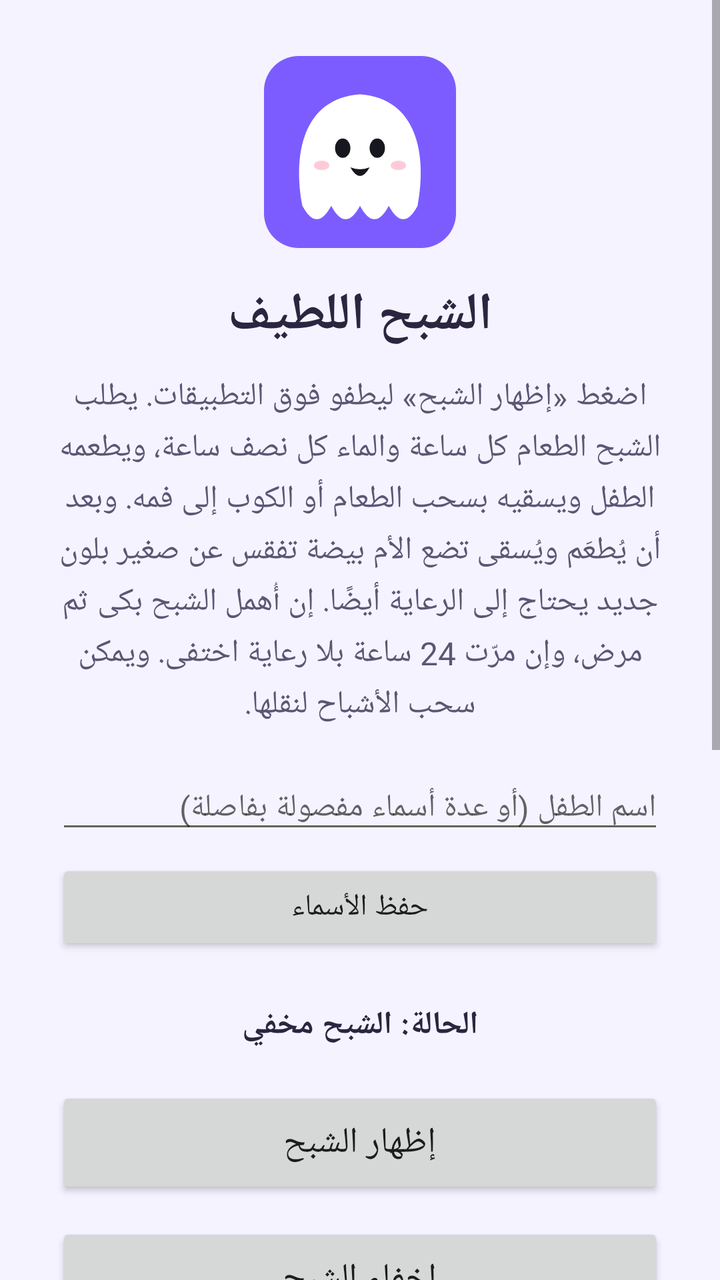
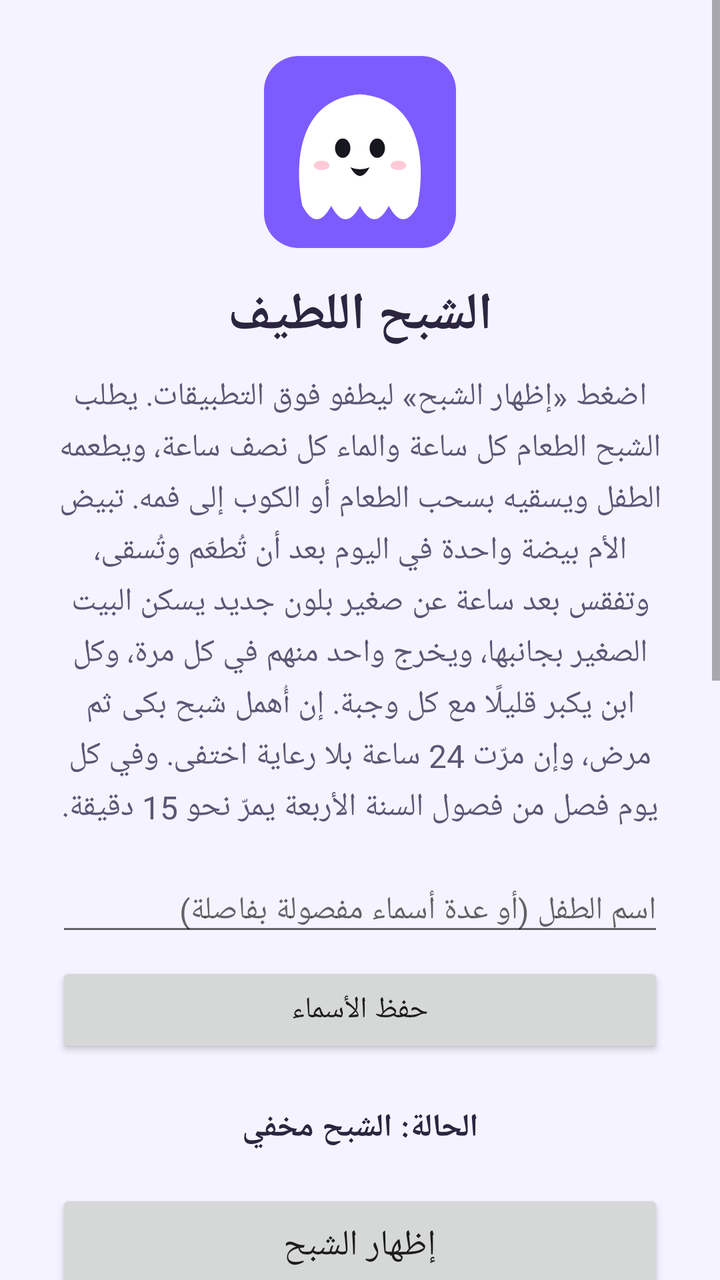

Compare the two renders of this Android layout. The source of the first and the diff that turns it into the second are given below.
<!-- AndroidManifest.xml: application theme AppTheme -->
<!-- res/layout/activity_main.xml -->
<?xml version="1.0" encoding="utf-8"?>
<ScrollView xmlns:android="http://schemas.android.com/apk/res/android"
    android:layout_width="match_parent"
    android:layout_height="match_parent"
    android:fillViewport="true">

    <LinearLayout
        android:layout_width="match_parent"
        android:layout_height="wrap_content"
        android:layoutDirection="rtl"
        android:gravity="center"
        android:orientation="vertical"
        android:padding="28dp">

        <ImageView
            android:layout_width="96dp"
            android:layout_height="96dp"
            android:importantForAccessibility="no"
            android:src="@drawable/ic_launcher" />

        <TextView
            android:layout_width="match_parent"
            android:layout_height="wrap_content"
            android:layout_marginTop="16dp"
            android:gravity="center"
            android:text="@string/main_title"
            android:textColor="@color/text_main"
            android:textSize="26sp"
            android:textStyle="bold" />

        <TextView
            android:layout_width="match_parent"
            android:layout_height="wrap_content"
            android:layout_marginTop="12dp"
            android:gravity="center"
            android:lineSpacingExtra="4dp"
            android:text="@string/main_description"
            android:textColor="@color/text_sub"
            android:textSize="16sp" />

        <EditText
            android:id="@+id/namesField"
            android:layout_width="match_parent"
            android:layout_height="wrap_content"
            android:layout_marginTop="20dp"
            android:hint="@string/names_hint"
            android:inputType="text"
            android:maxLines="2"
            android:textSize="16sp" />

        <Button
            android:id="@+id/saveNamesButton"
            android:layout_width="match_parent"
            android:layout_height="48dp"
            android:layout_marginTop="8dp"
            android:text="@string/names_save"
            android:textSize="15sp" />

        <LinearLayout
            android:id="@+id/updateBanner"
            android:layout_width="match_parent"
            android:layout_height="wrap_content"
            android:layout_marginTop="20dp"
            android:background="#FFF3CD"
            android:orientation="vertical"
            android:padding="14dp"
            android:visibility="gone">

            <TextView
                android:id="@+id/updateText"
                android:layout_width="match_parent"
                android:layout_height="wrap_content"
                android:gravity="center"
                android:textColor="@color/text_main"
                android:textSize="16sp"
                android:textStyle="bold" />

            <Button
                android:id="@+id/updateButton"
                android:layout_width="match_parent"
                android:layout_height="52dp"
                android:layout_marginTop="10dp"
                android:text="@string/update_download"
                android:textSize="16sp" />
        </LinearLayout>

        <TextView
            android:id="@+id/statusText"
            android:layout_width="match_parent"
            android:layout_height="wrap_content"
            android:layout_marginTop="24dp"
            android:gravity="center"
            android:text="@string/status_stopped"
            android:textColor="@color/text_main"
            android:textSize="16sp"
            android:textStyle="bold" />

        <Button
            android:id="@+id/showButton"
            android:layout_width="match_parent"
            android:layout_height="56dp"
            android:layout_marginTop="20dp"
            android:text="@string/show_ghost"
            android:textSize="18sp" />

        <Button
            android:id="@+id/hideButton"
            android:layout_width="match_parent"
            android:layout_height="56dp"
            android:layout_marginTop="12dp"
            android:text="@string/hide_ghost"
            android:textSize="18sp" />

        <Button
            android:id="@+id/feedButton"
            android:layout_width="match_parent"
            android:layout_height="48dp"
            android:layout_marginTop="12dp"
            android:text="@string/feed_now"
            android:textSize="15sp" />

        <Button
            android:id="@+id/drinkButton"
            android:layout_width="match_parent"
            android:layout_height="48dp"
            android:layout_marginTop="12dp"
            android:text="@string/drink_now"
            android:textSize="15sp" />

        <Button
            android:id="@+id/eggButton"
            android:layout_width="match_parent"
            android:layout_height="48dp"
            android:layout_marginTop="12dp"
            android:text="@string/egg_now"
            android:textSize="15sp" />

        <Button
            android:id="@+id/neglectButton"
            android:layout_width="match_parent"
            android:layout_height="48dp"
            android:layout_marginTop="12dp"
            android:text="@string/neglect_now"
            android:textSize="15sp" />

        <Button
            android:id="@+id/checkUpdateButton"
            android:layout_width="match_parent"
            android:layout_height="48dp"
            android:layout_marginTop="12dp"
            android:text="@string/update_check"
            android:textSize="15sp" />

        <TextView
            android:id="@+id/privacyNote"
            android:layout_width="match_parent"
            android:layout_height="wrap_content"
            android:layout_marginTop="20dp"
            android:gravity="center"
            android:lineSpacingExtra="2dp"
            android:text="@string/main_privacy_note_local"
            android:textColor="@color/text_sub"
            android:textSize="12sp" />

        <TextView
            android:id="@+id/versionText"
            android:layout_width="match_parent"
            android:layout_height="wrap_content"
            android:layout_marginTop="24dp"
            android:gravity="center"
            android:textColor="@color/text_sub"
            android:textSize="13sp" />
    </LinearLayout>
</ScrollView>
<!-- resources referenced by this layout -->
<resources>
  <color name="text_main">#2B2540</color>
  <color name="text_sub">#5C5675</color>
  <!-- drawable ic_launcher (drawable) -->
  <?xml version="1.0" encoding="utf-8"?>
  <vector xmlns:android="http://schemas.android.com/apk/res/android"
      android:width="108dp"
      android:height="108dp"
      android:viewportWidth="100"
      android:viewportHeight="100">
      <path
          android:fillColor="#7C5CFF"
          android:pathData="M18,0h64a18,18 0 0 1 18,18v64a18,18 0 0 1 -18,18h-64a18,18 0 0 1 -18,-18v-64a18,18 0 0 1 18,-18z" />
      <path
          android:fillColor="#FFFFFF"
          android:pathData="M20,78 C15,52 20,22 50,20 C80,22 85,52 80,78 Q72.5,92 65,78 Q57.5,92 50,78 Q42.5,92 35,78 Q27.5,92 20,78 Z" />
      <path
          android:fillColor="#17171F"
          android:pathData="M41,48 m-4,0 a4,5 0 1,0 8,0 a4,5 0 1,0 -8,0 M59,48 m-4,0 a4,5 0 1,0 8,0 a4,5 0 1,0 -8,0" />
      <path
          android:fillColor="#17171F"
          android:pathData="M45,58 Q50,60 55,58 Q50,67 45,58 Z" />
      <path
          android:fillColor="#FFB4C8"
          android:fillAlpha="0.7"
          android:pathData="M30,57 m-4,0 a4,2.5 0 1,0 8,0 a4,2.5 0 1,0 -8,0 M70,57 m-4,0 a4,2.5 0 1,0 8,0 a4,2.5 0 1,0 -8,0" />
  </vector>
  <string name="drink_now">جرّب السقي الآن</string>
  <string name="egg_now">جرّب البيضة (فقس سريع)</string>
  <string name="feed_now">جرّب الإطعام الآن</string>
  <string name="hide_ghost">إخفاء الشبح</string>
  <string name="main_description">اضغط «إظهار الشبح» ليطفو فوق التطبيقات. يطلب الشبح الطعام كل ساعة والماء كل نصف ساعة، ويطعمه الطفل ويسقيه بسحب الطعام أو الكوب إلى فمه. وبعد أن يُطعَم ويُسقى تضع الأم بيضة تفقس عن صغير بلون جديد يحتاج إلى الرعاية أيضًا. إن أُهمل الشبح بكى ثم مرض، وإن مرّت 24 ساعة بلا رعاية اختفى. ويمكن سحب الأشباح لنقلها.</string>
  <string name="main_privacy_note_local">هذا التطبيق لا يستخدم الميكروفون ولا يجمع أي بيانات. يتصل بالإنترنت فقط للتحقق من وجود تحديث للتطبيق.</string>
  <string name="main_title">الشبح اللطيف</string>
  <string name="names_hint">اسم الطفل (أو عدة أسماء مفصولة بفاصلة)</string>
  <string name="names_save">حفظ الأسماء</string>
  <string name="neglect_now">جرّب الإهمال (مرحلة تالية)</string>
  <string name="show_ghost">إظهار الشبح</string>
  <string name="status_stopped">الحالة: الشبح مخفي</string>
  <string name="update_check">التحقق من وجود تحديث</string>
  <string name="update_download">تحميل وتثبيت التحديث</string>
  <style name="AppTheme" parent="android:Theme.Material.Light.NoActionBar">
          <item name="android:windowBackground">@color/screen_bg</item>
          <item name="android:statusBarColor">@color/screen_bg</item>
          <item name="android:navigationBarColor">@color/screen_bg</item>
          <item name="android:windowLightStatusBar">true</item>
      </style>
  <color name="screen_bg">#F5F3FF</color>
</resources>

<!-- the commit's change to res/layout/activity_main.xml (unified diff, before → after) -->
@@ -144,6 +144,14 @@
             android:textSize="15sp" />
 
         <Button
+            android:id="@+id/seasonButton"
+            android:layout_width="match_parent"
+            android:layout_height="48dp"
+            android:layout_marginTop="12dp"
+            android:text="@string/season_now"
+            android:textSize="15sp" />
+
+        <Button
             android:id="@+id/checkUpdateButton"
             android:layout_width="match_parent"
             android:layout_height="48dp"
<!-- resource entries referenced after the edit -->
@@ -30,12 +30,13 @@
   <string name="egg_now">جرّب البيضة (فقس سريع)</string>
   <string name="feed_now">جرّب الإطعام الآن</string>
   <string name="hide_ghost">إخفاء الشبح</string>
-  <string name="main_description">اضغط «إظهار الشبح» ليطفو فوق التطبيقات. يطلب الشبح الطعام كل ساعة والماء كل نصف ساعة، ويطعمه الطفل ويسقيه بسحب الطعام أو الكوب إلى فمه. وبعد أن يُطعَم ويُسقى تضع الأم بيضة تفقس عن صغير بلون جديد يحتاج إلى الرعاية أيضًا. إن أُهمل الشبح بكى ثم مرض، وإن مرّت 24 ساعة بلا رعاية اختفى. ويمكن سحب الأشباح لنقلها.</string>
+  <string name="main_description">اضغط «إظهار الشبح» ليطفو فوق التطبيقات. يطلب الشبح الطعام كل ساعة والماء كل نصف ساعة، ويطعمه الطفل ويسقيه بسحب الطعام أو الكوب إلى فمه. تبيض الأم بيضة واحدة في اليوم بعد أن تُطعَم وتُسقى، وتفقس بعد ساعة عن صغير بلون جديد يسكن البيت الصغير بجانبها، ويخرج واحد منهم في كل مرة، وكل ابن يكبر قليلًا مع كل وجبة. إن أُهمل شبح بكى ثم مرض، وإن مرّت 24 ساعة بلا رعاية اختفى. وفي كل يوم فصل من فصول السنة الأربعة يمرّ نحو 15 دقيقة.</string>
   <string name="main_privacy_note_local">هذا التطبيق لا يستخدم الميكروفون ولا يجمع أي بيانات. يتصل بالإنترنت فقط للتحقق من وجود تحديث للتطبيق.</string>
   <string name="main_title">الشبح اللطيف</string>
   <string name="names_hint">اسم الطفل (أو عدة أسماء مفصولة بفاصلة)</string>
   <string name="names_save">حفظ الأسماء</string>
   <string name="neglect_now">جرّب الإهمال (مرحلة تالية)</string>
+  <string name="season_now">جرّب الفصل (التالي)</string>
   <string name="show_ghost">إظهار الشبح</string>
   <string name="status_stopped">الحالة: الشبح مخفي</string>
   <string name="update_check">التحقق من وجود تحديث</string>
